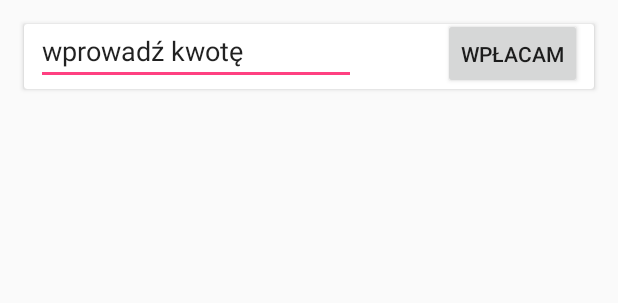
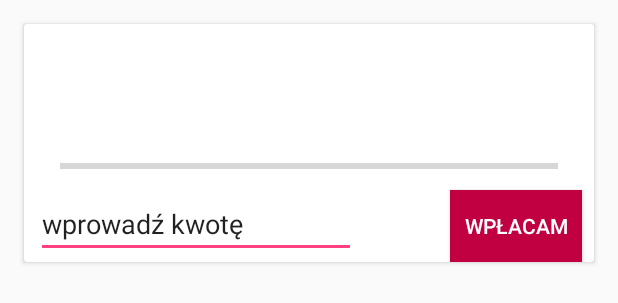
Before and after one commit to mpowloka/HopeIT, an Android app: the layout item_fundraising.xml on its own in the app's theme, with its tools: preview values and no code run, on a phone screen of 412 x 824 dp. Shown: the top 303 px of the screen. Run offline under Robolectric (Android 15) with nearby library versions, the phone set to English and light mode, and no system bars.

Commit message:
Funraising almost ready

```diff
--- a/app/src/main/res/layout/item_fundraising.xml
+++ b/app/src/main/res/layout/item_fundraising.xml
@@ -53,8 +53,8 @@
             android:layout_margin="16dp"
             android:layout_marginEnd="8dp"
             android:layout_weight="1"
-            app:layout_constraintEnd_toEndOf="@+id/fundrisingitem_text_status"
-            app:layout_constraintTop_toBottomOf="@+id/fundrisingitem_text_status" />
+            app:layout_constraintEnd_toEndOf="@+id/fundrisingitem_text_title"
+            app:layout_constraintTop_toBottomOf="@+id/fundrisingitem_text_title" />
 
         <ProgressBar
             android:id="@+id/fundrisingitem_progressBar"
@@ -86,6 +86,8 @@
             android:layout_height="wrap_content"
             android:layout_marginEnd="8dp"
             android:layout_marginTop="8dp"
+            android:background="@color/colorPrimary"
+            android:textColor="@color/colorWhite"
             android:text="@string/fundraisingfragment_btn_text"
             app:layout_constraintEnd_toEndOf="parent"
             app:layout_constraintTop_toBottomOf="@+id/fundrisingitem_progressBar" />
```
